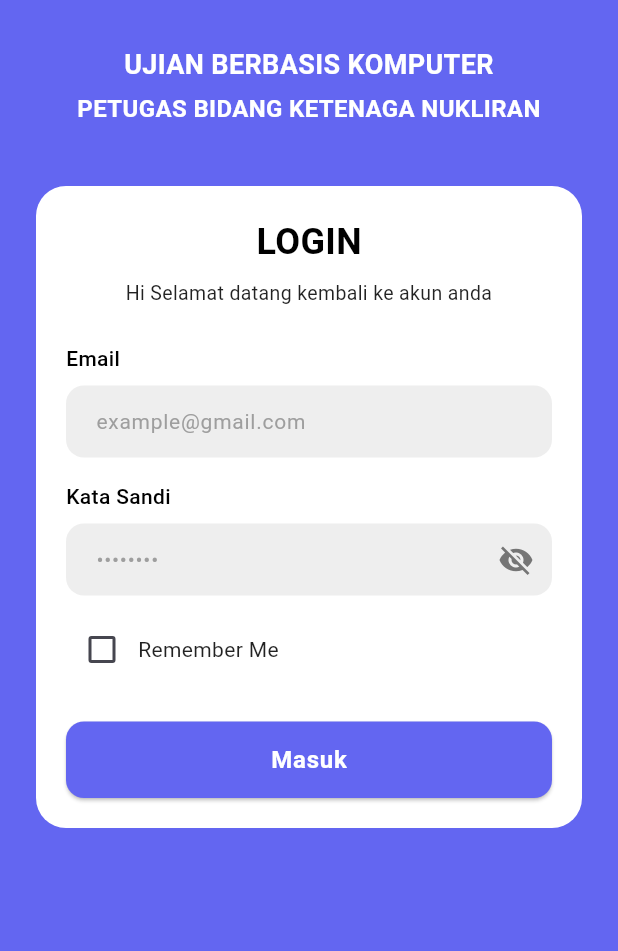
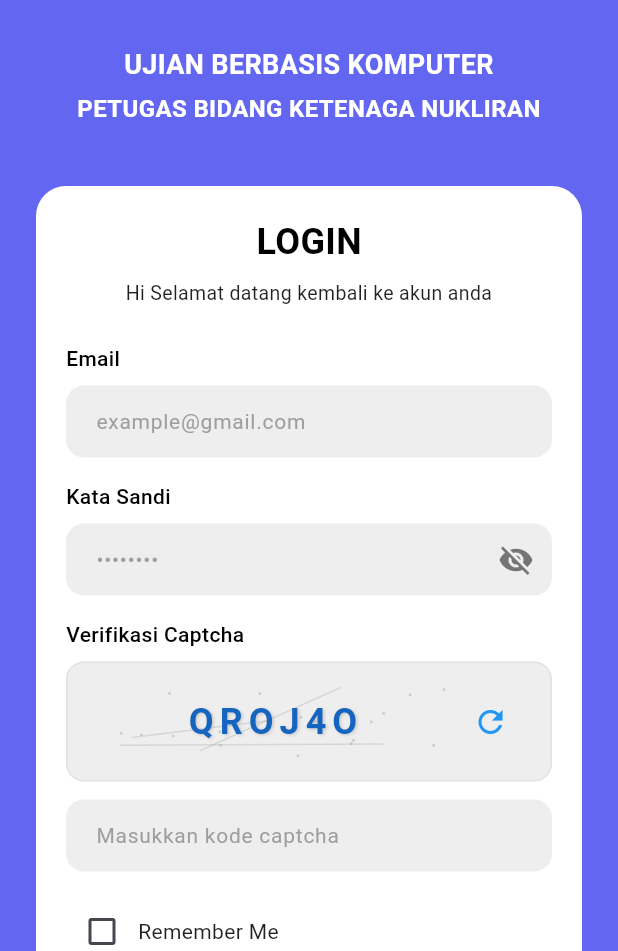
Before and after one commit to vy09/cat_project, a Flutter app: the screen it shows after launch, on a phone screen of 412 x 824 dp, the part 285-1236 px from its top. Run offline on Flutter 3.47's test engine with Material 3 defaults, Android fonts, the phone set to English and light mode, and no system bars.

Commit message:
feat: Add captcha validation to login screen with dedicated widget and service

```diff
--- /dev/null
+++ b/lib/core/services/captcha_service.dart
@@ -0,0 +1,24 @@
+class CaptchaService {
+  static final CaptchaService _instance = CaptchaService._internal();
+  factory CaptchaService() => _instance;
+  CaptchaService._internal();
+
+  bool _isValidated = false;
+  String _currentCaptcha = '';
+
+  bool get isValidated => _isValidated;
+
+  void setCaptchaValidation(bool isValid, String captchaText) {
+    _isValidated = isValid;
+    _currentCaptcha = captchaText;
+  }
+
+  void resetCaptcha() {
+    _isValidated = false;
+    _currentCaptcha = '';
+  }
+
+  bool validateCaptcha(String userInput) {
+    return userInput.toUpperCase() == _currentCaptcha.toUpperCase();
+  }
+}
--- a/lib/modules/auth/login/login_screen.dart
+++ b/lib/modules/auth/login/login_screen.dart
@@ -1,5 +1,7 @@
 import 'package:flutter/material.dart';
 import 'package:cat_project/core/services/auth_service.dart';
+import 'package:cat_project/core/services/captcha_service.dart';
+import 'package:cat_project/modules/auth/login/widgets/captcha_widget.dart';
 
 class LoginScreen extends StatefulWidget {
   const LoginScreen({super.key});
@@ -13,8 +15,10 @@ class _LoginScreenState extends State<LoginScreen> {
   final _emailController = TextEditingController();
   final _passwordController = TextEditingController();
   final _authService = AuthService();
+  final _captchaService = CaptchaService();
   bool _rememberMe = false;
   bool _isPasswordVisible = false;
+  bool _isCaptchaValid = false;
 
   @override
   void dispose() {
@@ -24,14 +28,35 @@ class _LoginScreenState extends State<LoginScreen> {
   }
 
   void _handleLogin() {
-    if (_formKey.currentState!.validate()) {
+    if (_formKey.currentState!.validate() && _isCaptchaValid) {
       _authService.login(
         context,
         _emailController.text,
         _passwordController.text,
         _rememberMe,
       );
+      // Reset captcha after successful login attempt
+      _captchaService.resetCaptcha();
+    } else if (!_isCaptchaValid) {
+      ScaffoldMessenger.of(context).showSnackBar(
+        const SnackBar(
+          content: Text('Silakan lengkapi verifikasi captcha'),
+          backgroundColor: Colors.red,
+        ),
+      );
     }
+  }
+
+  void _onCaptchaValidationChanged(bool isValid) {
+    setState(() {
+      _isCaptchaValid = isValid;
+    });
+  }
+
+  void _onCaptchaRefresh() {
+    setState(() {
+      _isCaptchaValid = false;
+    });
   }
 
   @override
@@ -202,7 +227,13 @@ class _LoginScreenState extends State<LoginScreen> {
                             return null;
                           },
                         ),
-                        const SizedBox(height: 12),
+                        const SizedBox(height: 16),
+                        // Captcha Widget
+                        CaptchaWidget(
+                          onValidationChanged: _onCaptchaValidationChanged,
+                          onRefresh: _onCaptchaRefresh,
+                        ),
+                        const SizedBox(height: 16),
                         // Remember Me Checkbox
                         Row(
                           children: [
--- /dev/null
+++ b/lib/modules/auth/login/widgets/captcha_widget.dart
@@ -0,0 +1,269 @@
+import 'package:flutter/material.dart';
+import 'dart:math';
+
+class CaptchaWidget extends StatefulWidget {
+  final Function(bool) onValidationChanged;
+  final VoidCallback onRefresh;
+
+  const CaptchaWidget({
+    super.key,
+    required this.onValidationChanged,
+    required this.onRefresh,
+  });
+
+  @override
+  State<CaptchaWidget> createState() => _CaptchaWidgetState();
+}
+
+class _CaptchaWidgetState extends State<CaptchaWidget> {
+  final TextEditingController _captchaController = TextEditingController();
+  String _captchaText = '';
+  bool _isValid = false;
+  bool _initialized = false;
+
+  @override
+  void initState() {
+    super.initState();
+    _generateCaptchaText();
+    _captchaController.addListener(_validateCaptcha);
+
+    // Initialize state after the first frame to avoid setState during build
+    WidgetsBinding.instance.addPostFrameCallback((_) {
+      if (mounted && !_initialized) {
+        _initialized = true;
+        widget.onValidationChanged(_isValid);
+      }
+    });
+  }
+
+  @override
+  void dispose() {
+    _captchaController.dispose();
+    super.dispose();
+  }
+
+  void _generateCaptchaText() {
+    const chars = 'ABCDEFGHIJKLMNOPQRSTUVWXYZ0123456789';
+    final random = Random();
+    _captchaText = String.fromCharCodes(
+      Iterable.generate(
+        6,
+        (_) => chars.codeUnitAt(random.nextInt(chars.length)),
+      ),
+    );
+  }
+
+  void _generateCaptcha() {
+    _generateCaptchaText();
+    _captchaController.clear();
+    setState(() {
+      _isValid = false;
+    });
+
+    // Notify parent after state update
+    WidgetsBinding.instance.addPostFrameCallback((_) {
+      if (mounted) {
+        widget.onValidationChanged(_isValid);
+      }
+    });
+  }
+
+  void _validateCaptcha() {
+    final isValid = _captchaController.text.toUpperCase() == _captchaText;
+    if (_isValid != isValid) {
+      setState(() {
+        _isValid = isValid;
+      });
+
+      // Notify parent after state update
+      WidgetsBinding.instance.addPostFrameCallback((_) {
+        if (mounted) {
+          widget.onValidationChanged(isValid);
+        }
+      });
+    }
+  }
+
+  void _refreshCaptcha() {
+    _generateCaptcha();
+
+    // Notify parent after refresh
+    WidgetsBinding.instance.addPostFrameCallback((_) {
+      if (mounted) {
+        widget.onRefresh();
+      }
+    });
+  }
+
+  @override
+  Widget build(BuildContext context) {
+    return Column(
+      crossAxisAlignment: CrossAxisAlignment.start,
+      children: [
+        const Text(
+          'Verifikasi Captcha',
+          style: TextStyle(
+            fontSize: 14,
+            fontWeight: FontWeight.w500,
+            color: Colors.black,
+          ),
+        ),
+        const SizedBox(height: 8),
+
+        // Captcha Display
+        Container(
+          height: 80,
+          padding: const EdgeInsets.all(16),
+          decoration: BoxDecoration(
+            color: Colors.grey[200],
+            borderRadius: BorderRadius.circular(12),
+            border: Border.all(color: Colors.grey[300]!),
+          ),
+          child: Row(
+            children: [
+              // Captcha Text with styling
+              Expanded(
+                child: Container(
+                  alignment: Alignment.center,
+                  child: CustomPaint(
+                    painter: CaptchaPainter(_captchaText),
+                    child: SizedBox(
+                      width: double.infinity,
+                      height: double.infinity,
+                      child: Center(
+                        child: Text(
+                          _captchaText,
+                          style: TextStyle(
+                            fontSize: 24,
+                            fontWeight: FontWeight.bold,
+                            color: Colors.blue[800],
+                            letterSpacing: 4,
+                            shadows: [
+                              Shadow(
+                                offset: const Offset(1, 1),
+                                color: Colors.grey.withOpacity(0.5),
+                                blurRadius: 2,
+                              ),
+                            ],
+                          ),
+                        ),
+                      ),
+                    ),
+                  ),
+                ),
+              ),
+              // Refresh Button
+              IconButton(
+                onPressed: _refreshCaptcha,
+                icon: const Icon(Icons.refresh, color: Colors.blue),
+                tooltip: 'Refresh Captcha',
+              ),
+            ],
+          ),
+        ),
+        const SizedBox(height: 12),
+
+        // Input Field
+        TextFormField(
+          controller: _captchaController,
+          decoration: InputDecoration(
+            hintText: 'Masukkan kode captcha',
+            filled: true,
+            fillColor: Colors.grey[200],
+            border: OutlineInputBorder(
+              borderRadius: BorderRadius.circular(12),
+              borderSide: BorderSide.none,
+            ),
+            focusedBorder: OutlineInputBorder(
+              borderRadius: BorderRadius.circular(12),
+              borderSide: BorderSide(
+                color: _isValid ? Colors.green : Colors.blue,
+                width: 2,
+              ),
+            ),
+            suffixIcon: _captchaController.text.isNotEmpty
+                ? Icon(
+                    _isValid ? Icons.check_circle : Icons.error,
+                    color: _isValid ? Colors.green : Colors.red,
+                  )
+                : null,
+            contentPadding: const EdgeInsets.symmetric(
+              horizontal: 16,
+              vertical: 12,
+            ),
+          ),
+          textCapitalization: TextCapitalization.characters,
+          validator: (value) {
+            if (value == null || value.isEmpty) {
+              return 'Captcha tidak boleh kosong';
+            }
+            if (!_isValid) {
+              return 'Captcha tidak valid';
+            }
+            return null;
+          },
+        ),
+        if (_isValid)
+          Padding(
+            padding: const EdgeInsets.only(top: 4),
+            child: Text(
+              '✓ Captcha valid',
+              style: TextStyle(
+                fontSize: 12,
+                color: Colors.green[600],
+                fontWeight: FontWeight.w500,
+              ),
+            ),
+          ),
+      ],
+    );
+  }
+}
+
+class CaptchaPainter extends CustomPainter {
+  final String text;
+
+  CaptchaPainter(this.text);
+
+  @override
+  void paint(Canvas canvas, Size size) {
+    final paint = Paint()
+      ..strokeWidth = 1
+      ..style = PaintingStyle.stroke;
+
+    final random = Random();
+
+    // Draw random lines for noise
+    for (int i = 0; i < 3; i++) {
+      paint.color = Colors.grey.withOpacity(0.3);
+      canvas.drawLine(
+        Offset(
+          random.nextDouble() * size.width,
+          random.nextDouble() * size.height,
+        ),
+        Offset(
+          random.nextDouble() * size.width,
+          random.nextDouble() * size.height,
+        ),
+        paint,
+      );
+    }
+
+    // Draw random dots
+    for (int i = 0; i < 20; i++) {
+      paint.color = Colors.grey.withOpacity(0.4);
+      paint.style = PaintingStyle.fill;
+      canvas.drawCircle(
+        Offset(
+          random.nextDouble() * size.width,
+          random.nextDouble() * size.height,
+        ),
+        1,
+        paint,
+      );
+    }
+  }
+
+  @override
+  bool shouldRepaint(CustomPainter oldDelegate) => false;
+}
--- /dev/null
+++ b/lib/modules/auth/login/widgets/widgets.dart
@@ -0,0 +1 @@
+export 'captcha_widget.dart';
```
Also changed, not shown: 1 other file.
